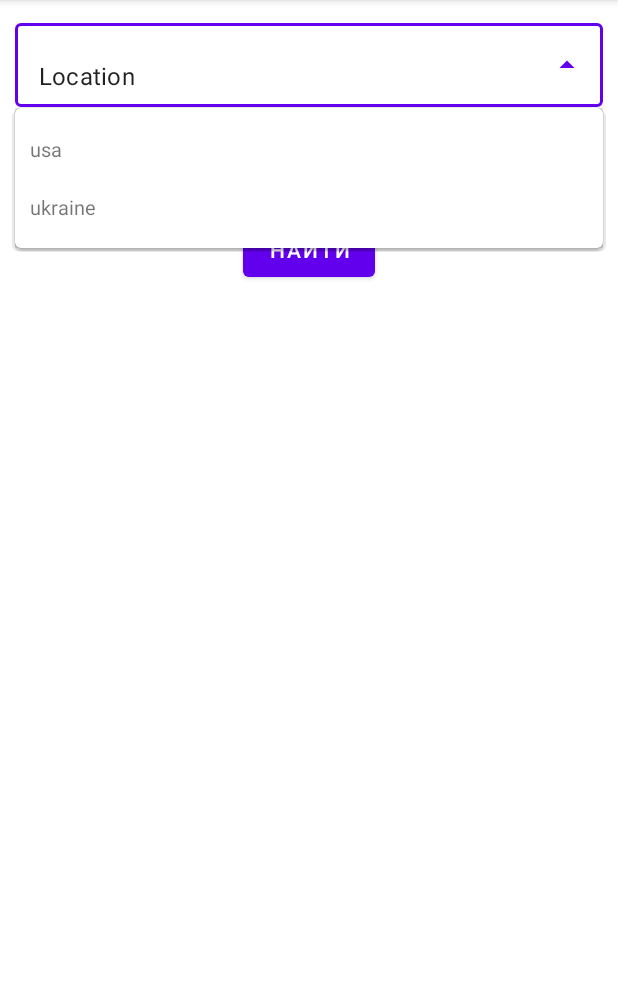
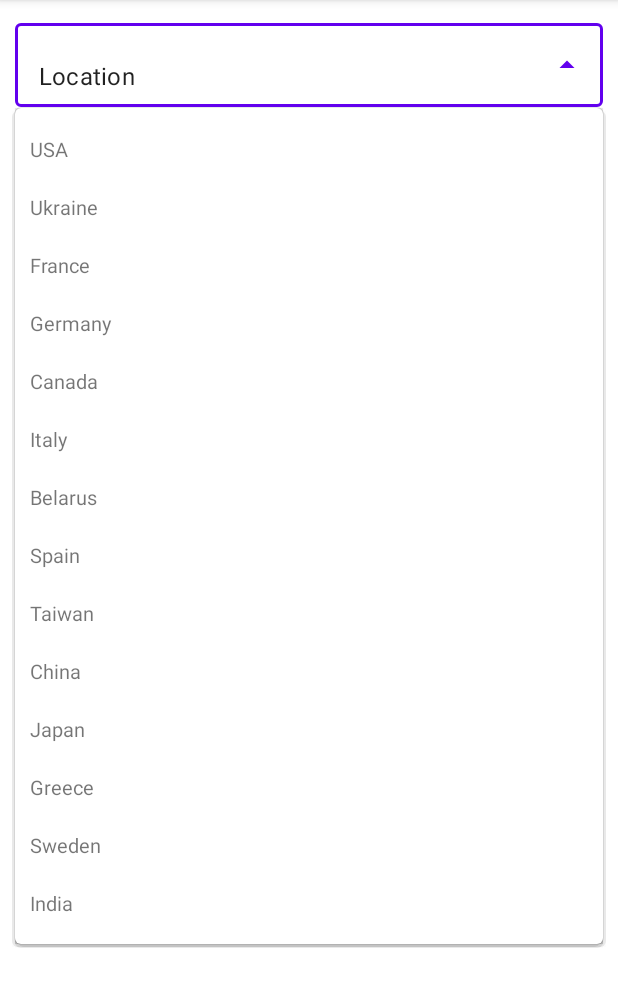
Before and after one commit to Serg8787/SearchEngineGitHub, an Android app: the screen it shows after launch (MainActivity), after a tap on an icon or button, on a phone screen of 412 x 824 dp, the part 84-1091 px from its top. Run offline under Robolectric (Android 15) with nearby library versions, the phone set to English and light mode, and no system bars.

```diff
--- a/app/src/main/java/ListProgramist.kt
+++ /dev/null
@@ -1,5 +0,0 @@
-data class ListProgramist(
-    val incomplete_results: Boolean,
-    val items: List<Item>,
-    val total_count: Int
-)
--- a/app/src/main/java/com/example/searchenginegithub/MainActivity.kt
+++ b/app/src/main/java/com/example/searchenginegithub/MainActivity.kt
@@ -16,9 +16,10 @@ import retrofit2.Response
 class MainActivity : AppCompatActivity(), ItemCallback {
 
     var adapter: ProgramistAdapter? = null
+    lateinit var list: ArrayList<ItemProgramist>
     lateinit var location: String
     lateinit var language: String
-    lateinit var list: ArrayList<ItemProgramist>
+
 
     override fun onCreate(savedInstanceState: Bundle?) {
         super.onCreate(savedInstanceState)
--- a/app/src/main/res/layout/activity_info_about_developer.xml
+++ b/app/src/main/res/layout/activity_info_about_developer.xml
@@ -33,6 +33,7 @@
         android:layout_width="match_parent"
         android:layout_height="0dp"
         android:layout_marginTop="25dp"
+        app:layoutManager="LinearLayoutManager"
         app:layout_constraintBottom_toBottomOf="parent"
         app:layout_constraintEnd_toEndOf="parent"
         app:layout_constraintStart_toStartOf="parent"
--- a/app/src/main/res/layout/repo_item.xml
+++ b/app/src/main/res/layout/repo_item.xml
@@ -2,7 +2,7 @@
 <androidx.constraintlayout.widget.ConstraintLayout xmlns:android="http://schemas.android.com/apk/res/android"
     xmlns:app="http://schemas.android.com/apk/res-auto"
     android:layout_width="match_parent"
-    android:layout_height="match_parent">
+    android:layout_height="wrap_content">
 
     <TextView
         android:id="@+id/tvNameRepo"
--- a/app/src/main/res/values/strings.xml
+++ b/app/src/main/res/values/strings.xml
@@ -3,10 +3,29 @@
     <string-array name="language">
         <item>kotlin</item>
         <item>java</item>
+        <item>Python</item>
+        <item>JavaScript</item>
+        <item>Go</item>
+        <item>C++</item>
+        <item>PHP</item>
+        <item>Rust</item>
+        <item>Swift</item>
     </string-array>
 
     <string-array name="location">
-        <item>usa</item>
-        <item>ukraine</item>
+        <item>USA</item>
+        <item>Ukraine</item>
+        <item>France</item>
+        <item>Germany</item>
+        <item>Canada</item>
+        <item>Italy</item>
+        <item>Belarus</item>
+        <item>Spain</item>
+        <item>Taiwan</item>
+        <item>China</item>
+        <item>Japan</item>
+        <item>Greece</item>
+        <item>Sweden</item>
+        <item>India</item>
     </string-array>
 </resources>
```
Also changed, not shown: app/src/main/java/Item.kt (deleted, +0 -21 lines), app/src/main/java/com/example/searchenginegithub/DeveloperAdapter.kt (added, +36 -0 lines), app/src/main/java/com/example/searchenginegithub/InfoAboutDeveloperActivity.kt (+12 -0 lines), app/src/main/java/com/example/searchenginegithub/ProgramistAdapter.kt (deleted, +0 -34 lines), app/src/main/java/com/example/searchenginegithub/RepoAdapter.kt (+22 -1 lines), app/src/main/res/drawable-v24/icons8_load.gif (added), app/src/main/res/layout/developer_item.xml (renamed from app/src/main/res/layout/programist_item.xml).
